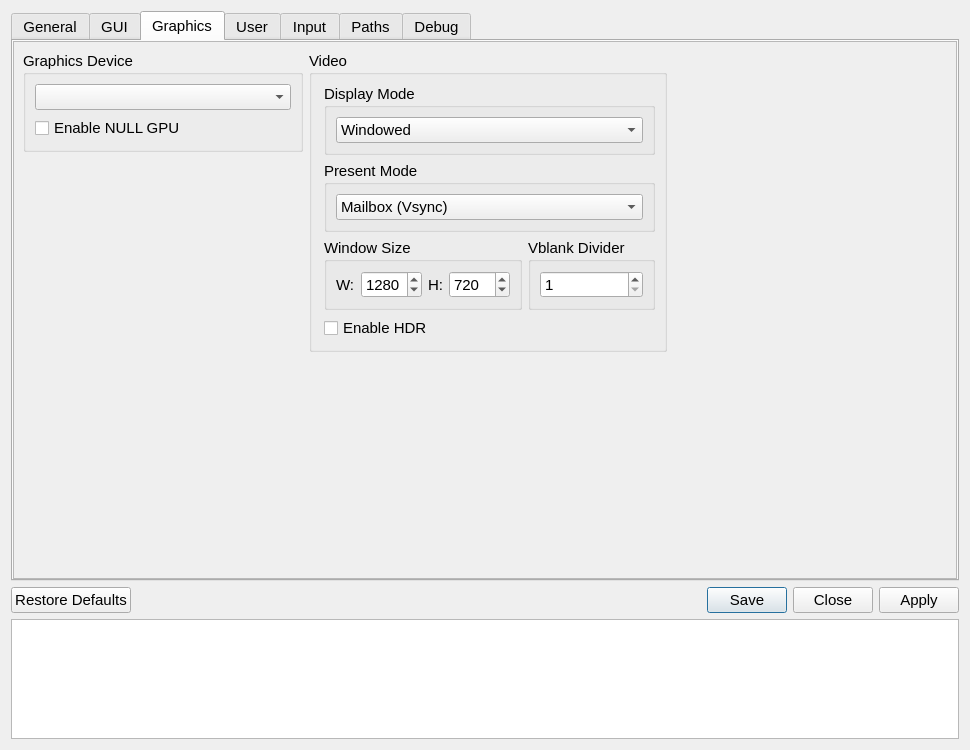
The window that src/qt_gui/settings_dialog.ui (shadps4-emu/shadPS4) describes before a commit, drawn with Qt 5.
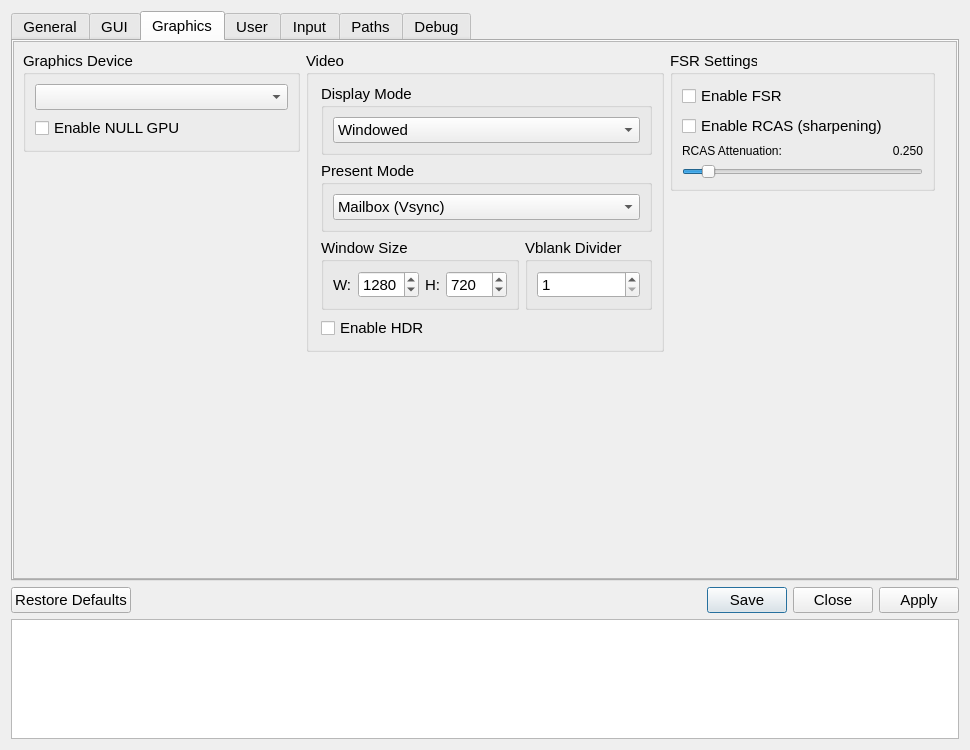
The same window after the commit. The open tabs and pages were chosen to show the change. Icons and pictures are not drawn.

Commit message:
Qt: Add FSR options to settings GUI (#3504)
* Qt: Add FSR settings to settings GUI

* Move FSR settings from Imgui.ini to main config

* move passing fsr settings to presenter constuctor

* cleanup: use struct instead of function call

* cleanup: make variable names consistent with others

* Update fsr settings real-time in qt, save button in Imgui

* Linux build fix, missing running game check

* syntax fix

* Change gamerunning checks to if (presenter)

What changed in the file:
```diff
--- a/src/qt_gui/settings_dialog.ui
+++ b/src/qt_gui/settings_dialog.ui
@@ -987,8 +987,8 @@
         <rect>
          <x>0</x>
          <y>0</y>
-         <width>944</width>
-         <height>537</height>
+         <width>946</width>
+         <height>536</height>
         </rect>
        </property>
        <layout class="QVBoxLayout" name="graphicsTabVLayout" stretch="0,0">
@@ -1271,6 +1271,75 @@
             <property name="bottomMargin">
              <number>12</number>
             </property>
+            <item>
+             <widget class="QGroupBox" name="FSRGroupBox">
+              <property name="title">
+               <string>FSR Settings</string>
+              </property>
+              <layout class="QVBoxLayout" name="verticalLayout_5">
+               <item>
+                <widget class="QCheckBox" name="FSRCheckBox">
+                 <property name="text">
+                  <string>Enable FSR</string>
+                 </property>
+                </widget>
+               </item>
+               <item>
+                <widget class="QCheckBox" name="RCASCheckBox">
+                 <property name="text">
+                  <string>Enable RCAS (sharpening)</string>
+                 </property>
+                </widget>
+               </item>
+               <item>
+                <layout class="QHBoxLayout" name="horizontalLayout_10">
+                 <item>
+                  <widget class="QLabel" name="RCASAtenLabel">
+                   <property name="font">
+                    <font>
+                     <pointsize>9</pointsize>
+                     <bold>false</bold>
+                    </font>
+                   </property>
+                   <property name="text">
+                    <string>RCAS Attenuation:</string>
+                   </property>
+                  </widget>
+                 </item>
+                 <item>
+                  <widget class="QLabel" name="RCASValue">
+                   <property name="font">
+                    <font>
+                     <pointsize>9</pointsize>
+                     <bold>false</bold>
+                    </font>
+                   </property>
+                   <property name="text">
+                    <string>0.250</string>
+                   </property>
+                   <property name="alignment">
+                    <set>Qt::AlignmentFlag::AlignRight|Qt::AlignmentFlag::AlignTrailing|Qt::AlignmentFlag::AlignVCenter</set>
+                   </property>
+                  </widget>
+                 </item>
+                </layout>
+               </item>
+               <item>
+                <widget class="QSlider" name="RCASSlider">
+                 <property name="maximum">
+                  <number>3000</number>
+                 </property>
+                 <property name="value">
+                  <number>250</number>
+                 </property>
+                 <property name="orientation">
+                  <enum>Qt::Orientation::Horizontal</enum>
+                 </property>
+                </widget>
+               </item>
+              </layout>
+             </widget>
+            </item>
             <item>
              <spacer name="AdvancedSpacer">
               <property name="orientation">
```
Left out of the diff: 30 changed lines with no effect on the pictures. The commit also changes 7 other files.
